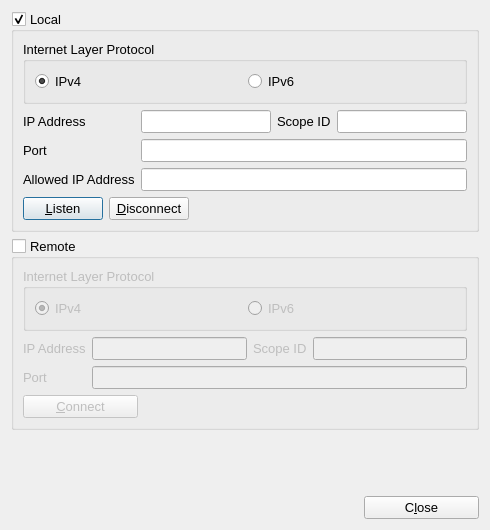
textbrowser/qtchess, file UI/setupDialog.ui: the form before one commit.
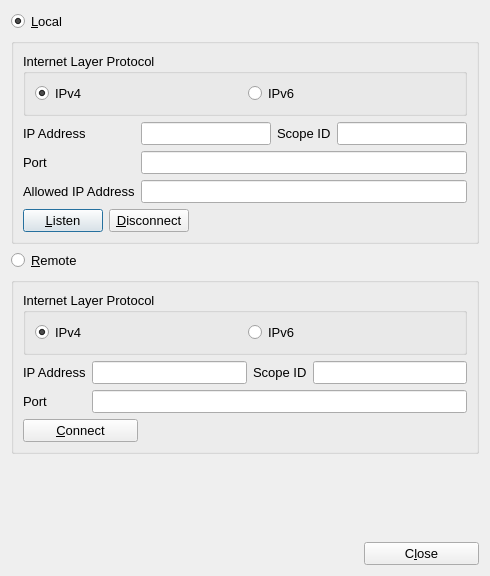
The form after the commit. Icons and pictures are not drawn.

Commit message: OS X changes.

Patch:
```diff
--- a/UI/setupDialog.ui
+++ b/UI/setupDialog.ui
@@ -7,7 +7,7 @@
     <x>0</x>
     <y>0</y>
     <width>490</width>
-    <height>530</height>
+    <height>576</height>
    </rect>
   </property>
   <property name="minimumSize">
@@ -30,13 +30,17 @@
   </property>
   <layout class="QVBoxLayout">
    <item>
-    <widget class="QGroupBox" name="local">
-     <property name="title">
-      <string>Local</string>
+    <widget class="QRadioButton" name="local">
+     <property name="text">
+      <string>&amp;Local</string>
      </property>
-     <property name="checkable">
+     <property name="checked">
       <bool>true</bool>
      </property>
+    </widget>
+   </item>
+   <item>
+    <widget class="QGroupBox" name="local_gb">
      <layout class="QVBoxLayout" name="verticalLayout">
       <item>
        <widget class="QGroupBox" name="groupBox">
@@ -166,16 +170,14 @@
     </widget>
    </item>
    <item>
-    <widget class="QGroupBox" name="remote">
-     <property name="title">
-      <string>Remote</string>
+    <widget class="QRadioButton" name="remote">
+     <property name="text">
+      <string>&amp;Remote</string>
      </property>
-     <property name="checkable">
-      <bool>true</bool>
-     </property>
-     <property name="checked">
-      <bool>false</bool>
-     </property>
+    </widget>
+   </item>
+   <item>
+    <widget class="QGroupBox" name="remote_gb">
      <layout class="QVBoxLayout" name="verticalLayout_2">
       <item>
        <widget class="QGroupBox" name="groupBox_4">
```
Left out of the diff: 4 changed lines with no effect on the pictures. The commit also changes 1 other file.
